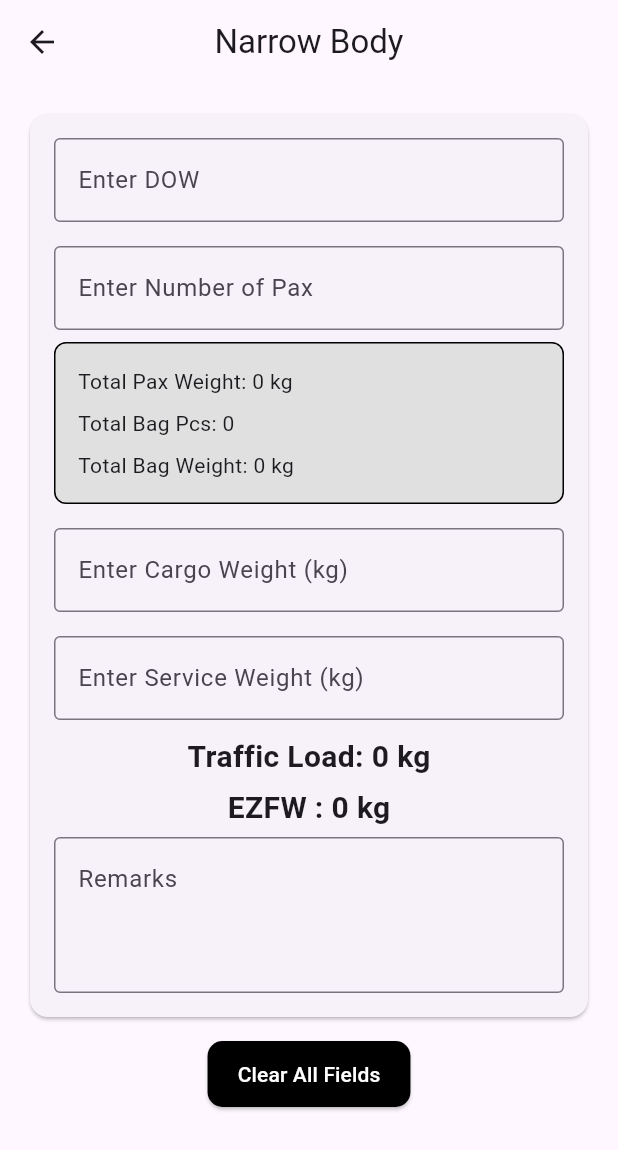
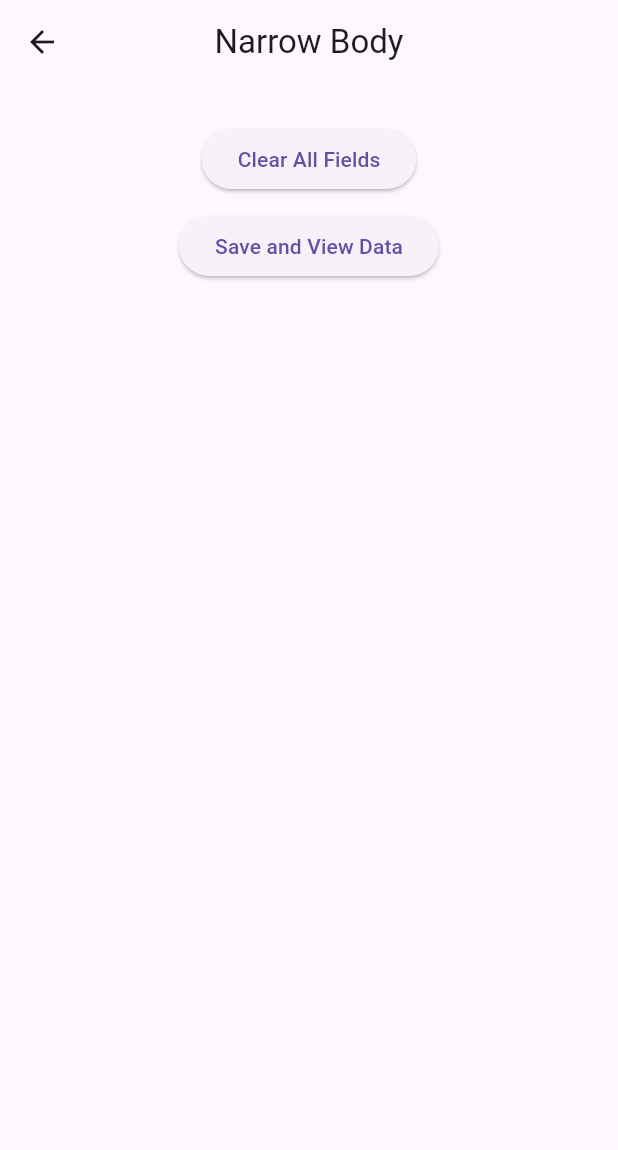
Before and after one commit to flutify-sa/zfwcalculation, a Flutter app: the NarrowBody screen opened directly, on a phone screen of 412 x 824 dp. Shown: the top 1150 px of the screen. Run offline on Flutter 3.47's test engine with Material 3 defaults, Android fonts, the light colour scheme and no system bars; our stand-ins replace shared_preferences; accounts and stored records are empty.

Commit message:
combining data

```diff
--- a/lib/narrowbody.dart
+++ b/lib/narrowbody.dart
@@ -1,4 +1,6 @@
 import 'package:flutter/material.dart';
+import 'package:shared_preferences/shared_preferences.dart';
+import 'combineddata.dart'; // Import the new CombinedDataPage
 
 class NarrowBody extends StatefulWidget {
   const NarrowBody({super.key});
@@ -73,6 +75,61 @@ class NarrowBodyState extends State<NarrowBody> {
     });
   }
 
+  // Function to save data to SharedPreferences
+  Future<void> _saveData() async {
+    SharedPreferences prefs = await SharedPreferences.getInstance();
+    prefs.setString('dow', _dowController.text);
+    prefs.setString('pax', _paxController.text);
+    prefs.setString('cargo', _cargoController.text);
+    prefs.setString('serviceWeight', _serviceWeightController.text);
+    prefs.setString('remarks', _remarks.text);
+  }
+
+  // Function to load data from SharedPreferences
+  Future<void> _loadData() async {
+    SharedPreferences prefs = await SharedPreferences.getInstance();
+    _dowController.text = prefs.getString('dow') ?? '';
+    _paxController.text = prefs.getString('pax') ?? '';
+    _cargoController.text = prefs.getString('cargo') ?? '';
+    _serviceWeightController.text = prefs.getString('serviceWeight') ?? '';
+    _remarks.text = prefs.getString('remarks') ?? '';
+    _calculateWeights(); // Recalculate after loading the data
+  }
+
+  @override
+  void initState() {
+    super.initState();
+    _loadData(); // Load the saved data when the screen initializes
+  }
+
+  @override
+  void dispose() {
+    _saveData(); // Save data when the screen is disposed
+    super.dispose();
+  }
+
+  // Function to save data and navigate to the CombinedDataPage
+  void _saveDataAndNavigate() async {
+    await _saveData(); // Save the data
+    if (mounted) {
+      // Ensure the widget is still mounted
+      Navigator.push(
+        context,
+        MaterialPageRoute(
+          builder: (context) => CombinedDataPage(
+            dow: dow, // Pass dow
+            paxWeight: paxWeight, // Pass paxWeight
+            bagsWeight: bagsWeight, // Pass bagsWeight
+            cargoWeight: cargoWeight, // Pass cargoWeight
+            serviceWeight: serviceWeight, // Pass serviceWeight
+            totalTrafficload: totalTrafficload, // Pass totalTrafficload
+            zfw: zfw, // Pass ZFW
+          ),
+        ),
+      );
+    }
+  }
+
   @override
   Widget build(BuildContext context) {
     return Scaffold(
@@ -86,138 +143,21 @@ class NarrowBodyState extends State<NarrowBody> {
           child: Column(
             crossAxisAlignment: CrossAxisAlignment.start,
             children: <Widget>[
-              Card(
-                child: Padding(
-                  padding: const EdgeInsets.all(16.0),
-                  child: Column(
-                    children: [
-                      TextField(
-                        controller: _dowController,
-                        keyboardType: TextInputType.number,
-                        decoration: InputDecoration(
-                          labelText: 'Enter DOW ',
-                          border: OutlineInputBorder(),
-                        ),
-                        onChanged: (value) {
-                          _calculateWeights();
-                        },
-                      ),
-                      SizedBox(height: 16),
-                      TextField(
-                        controller: _paxController,
-                        keyboardType: TextInputType.number,
-                        decoration: InputDecoration(
-                          labelText: 'Enter Number of Pax',
-                          border: OutlineInputBorder(),
-                        ),
-                        onChanged: (value) {
-                          _calculateWeights();
-                        },
-                      ),
-                      SizedBox(height: 8),
-                      Container(
-                        padding: EdgeInsets.all(15),
-                        decoration: BoxDecoration(
-                          color: Colors.grey.shade300,
-                          borderRadius: BorderRadius.circular(8),
-                          border: Border.all(color: Colors.black),
-                        ),
-                        child: Column(
-                          crossAxisAlignment: CrossAxisAlignment
-                              .start, // Align all children to the left
-                          children: [
-                            Align(
-                              alignment: Alignment.centerLeft,
-                              child: Text(
-                                'Total Pax Weight: ${paxWeight.toStringAsFixed(0)} kg',
-                              ),
-                            ),
-                            SizedBox(height: 8),
-                            Align(
-                              alignment: Alignment.centerLeft,
-                              child: Text(
-                                'Total Bag Pcs: $totalBags',
-                              ),
-                            ),
-                            SizedBox(height: 8),
-                            Align(
-                              alignment: Alignment.centerLeft,
-                              child: Text(
-                                'Total Bag Weight: ${bagsWeight.toStringAsFixed(0)} kg',
-                              ),
-                            ),
-                          ],
-                        ),
-                      ),
-                      SizedBox(height: 16),
-                      TextField(
-                        controller: _cargoController,
-                        keyboardType: TextInputType.number,
-                        decoration: InputDecoration(
-                          labelText: 'Enter Cargo Weight (kg)',
-                          border: OutlineInputBorder(),
-                        ),
-                        onChanged: (value) {
-                          _calculateWeights();
-                        },
-                      ),
-                      SizedBox(height: 16),
-                      TextField(
-                        controller: _serviceWeightController,
-                        keyboardType: TextInputType.number,
-                        decoration: InputDecoration(
-                          labelText: 'Enter Service Weight (kg)',
-                          border: OutlineInputBorder(),
-                        ),
-                        onChanged: (value) {
-                          _calculateWeights();
-                        },
-                      ),
-                      SizedBox(height: 10),
-                      Text(
-                        'Traffic Load: ${totalTrafficload.toStringAsFixed(0)} kg',
-                        style: TextStyle(
-                            fontSize: 20, fontWeight: FontWeight.bold),
-                      ),
-                      SizedBox(height: 5),
-                      Text(
-                        'EZFW : ${zfw.toStringAsFixed(0)} kg',
-                        style: TextStyle(
-                            fontSize: 20, fontWeight: FontWeight.bold),
-                      ),
-                      SizedBox(height: 5),
-                      TextField(
-                        controller: _remarks,
-                        maxLines: 3,
-                        maxLength: 300,
-                        decoration: InputDecoration(
-                          border: OutlineInputBorder(),
-                          hintText: 'Remarks',
-                          counterText: '',
-                        ),
-                      )
-                    ],
-                  ),
+              // Your existing form fields here...
+              // (Including TextField for DOW, Pax, Cargo, etc.)
+
+              SizedBox(height: 10),
+              Center(
+                child: ElevatedButton(
+                  onPressed: _clearFields,
+                  child: Text('Clear All Fields'),
                 ),
               ),
               SizedBox(height: 10),
               Center(
                 child: ElevatedButton(
-                  onPressed: _clearFields,
-                  style: ButtonStyle(
-                    backgroundColor: WidgetStateProperty.all(Colors.black),
-                    padding: WidgetStateProperty.all(
-                        EdgeInsets.symmetric(vertical: 12, horizontal: 20)),
-                    shape: WidgetStateProperty.all<RoundedRectangleBorder>(
-                      RoundedRectangleBorder(
-                        borderRadius: BorderRadius.circular(10.0),
-                      ),
-                    ),
-                  ),
-                  child: Text(
-                    'Clear All Fields',
-                    style: TextStyle(color: Colors.white),
-                  ),
+                  onPressed: _saveDataAndNavigate, // Save data and navigate
+                  child: Text('Save and View Data'),
                 ),
               ),
             ],
--- a/pubspec.yaml
+++ b/pubspec.yaml
@@ -14,6 +14,9 @@ dependencies:
 
   cupertino_icons: ^1.0.8
   provider: ^6.1.2
+  shared_preferences: ^2.3.4
+  pdf: ^3.11.1
+  path_provider: ^2.1.5
 
 dev_dependencies:
   flutter_test:
```
Also changed, not shown: lib/combineddata.dart (added, +47 -0 lines), lib/entryscreen.dart (+46 -20 lines), lib/widebody.dart (+32 -0 lines), pubspec.lock, 10 other files.
